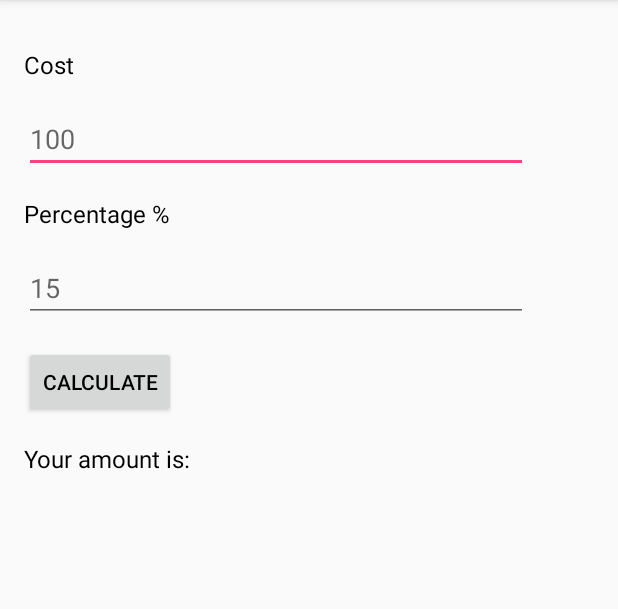
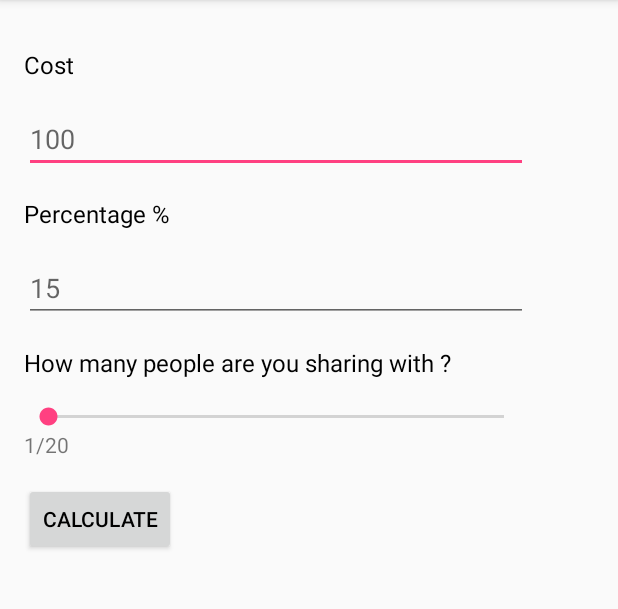
Before and after one commit to kev-th/TipsCalc, an Android app: the screen it shows after launch (MainActivity), on a phone screen of 412 x 824 dp, the part 84-693 px from its top. Run offline under Robolectric (Android 15) with nearby library versions, the phone set to English and light mode, and no system bars.

Commit message:
Added SeekBar for Bill Splitting feature

```diff
--- a/app/src/main/java/com/example/android/tipscalc/MainActivity.java
+++ b/app/src/main/java/com/example/android/tipscalc/MainActivity.java
@@ -5,6 +5,7 @@ import android.support.v7.app.AppCompatActivity;
 import android.view.View;
 import android.widget.Button;
 import android.widget.EditText;
+import android.widget.SeekBar;
 import android.widget.TextView;
 
 public class MainActivity extends AppCompatActivity {
@@ -15,6 +16,8 @@ public class MainActivity extends AppCompatActivity {
     EditText costBox;
     EditText percentageBox;
     Button button;
+    SeekBar seekBar;
+    TextView seekBarIndicator;
 
 
     @Override
@@ -24,6 +27,31 @@ public class MainActivity extends AppCompatActivity {
         costBox = (EditText) findViewById(R.id.cost);
         percentageBox = (EditText) findViewById(R.id.percentage);
         button = (Button) findViewById(R.id.calculate);
+        seekBar = (SeekBar) findViewById(R.id.seekBar);
+        seekBarIndicator = (TextView) findViewById(R.id.seekBarIndicator);
+
+        seekBar.setOnSeekBarChangeListener(new SeekBar.OnSeekBarChangeListener() {
+            int progress = 0;
+
+            @Override
+            public void onProgressChanged(SeekBar seekBar, int i, boolean b) {
+
+                progress = i;
+
+            }
+
+            @Override
+            public void onStartTrackingTouch(SeekBar seekBar) {
+                seekBarIndicator.setText((progress+1) + "/" + (seekBar.getMax()+1));
+            }
+
+            @Override
+            public void onStopTrackingTouch(SeekBar seekBar) {
+
+                seekBarIndicator.setText((progress+1) + "/" + (seekBar.getMax()+1));
+
+            }
+        });
 
         button.setOnClickListener(new View.OnClickListener() {
             @Override
@@ -47,22 +75,39 @@ public class MainActivity extends AppCompatActivity {
         percentage = Double.parseDouble(percentageBox.getText().toString());
 
 
+
+
         // fields = validate(new EditText[]{costBox,percentageBox});
 
         displayAmount(runCalculation(cost, percentage));
+        if((seekBar.getProgress()+1) > 1)
+        displaySplitAmount(runSplitCalculation(cost,percentage));
+
     }
 
 
     public double runCalculation(double cost, double percentage) {
         return cost * (percentage * 0.01);
 
+    }
+
+    public double runSplitCalculation(double cost, double percentage) {
+        return (runCalculation(cost, percentage)+cost)/(seekBar.getProgress()+1);
 
     }
 
     public void displayAmount(double number) {
         String formattedResult = String.format("%.02f", number);
         TextView resultAmount = (TextView) findViewById(R.id.result);
-        resultAmount.setText("Your amount is: " + formattedResult);
+        resultAmount.setText("Your tip amount is: $" + formattedResult);
+
+    }
+
+    public void displaySplitAmount(double number){
+        String formattedResult = String.format("%.02f", number);
+        TextView resultAmount = (TextView) findViewById(R.id.splitResult);
+        resultAmount.setText("Total amount for each person is: $" + formattedResult);
+
     }
 
     private boolean validate(EditText[] fields) {
--- a/app/src/main/res/layout/activity_main.xml
+++ b/app/src/main/res/layout/activity_main.xml
@@ -46,6 +46,30 @@
             android:hint="15"
             android:inputType="numberDecimal" />
 
+        <TextView
+            android:layout_marginTop="16dp"
+            android:layout_width="match_parent"
+            android:layout_height="wrap_content"
+            android:text="How many people are you sharing with ?"
+            android:textColor="@android:color/black"
+            android:textSize="16dp"/>
+
+        <SeekBar
+            android:id="@+id/seekBar"
+            android:layout_marginTop="16dp"
+            android:layout_width="match_parent"
+            android:layout_height="wrap_content"
+            android:max="19"
+            />
+
+        <TextView
+            android:id="@+id/seekBarIndicator"
+            android:layout_width="match_parent"
+            android:layout_height="wrap_content"
+            android:text="1/20"
+
+            />
+
         <Button
             android:id="@+id/calculate"
             android:layout_width="wrap_content"
@@ -60,10 +84,17 @@
             android:layout_width="wrap_content"
             android:layout_height="wrap_content"
             android:layout_marginTop="16dp"
-            android:text="Your amount is: "
+
             android:textColor="@android:color/black"
             android:textSize="16dp" />
 
+        <TextView
+            android:id="@+id/splitResult"
+            android:layout_width="wrap_content"
+            android:layout_height="match_parent"
+            android:textColor="@android:color/black"
+            android:textSize="16dp"
+            />
 
     </LinearLayout>
 
```
